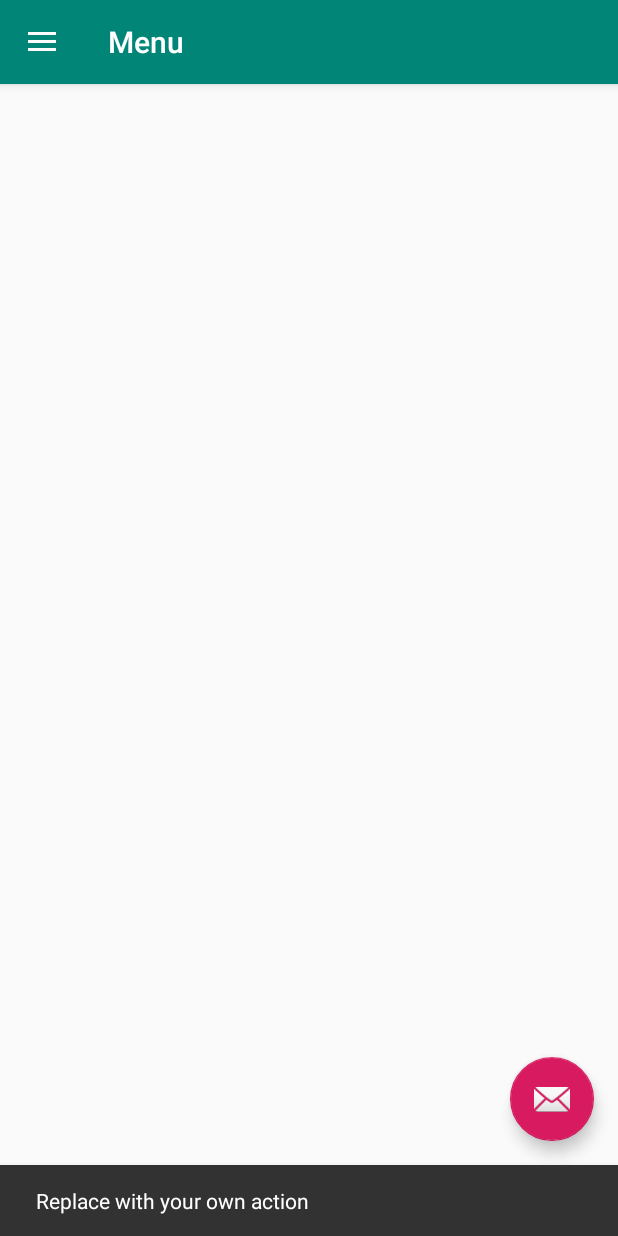
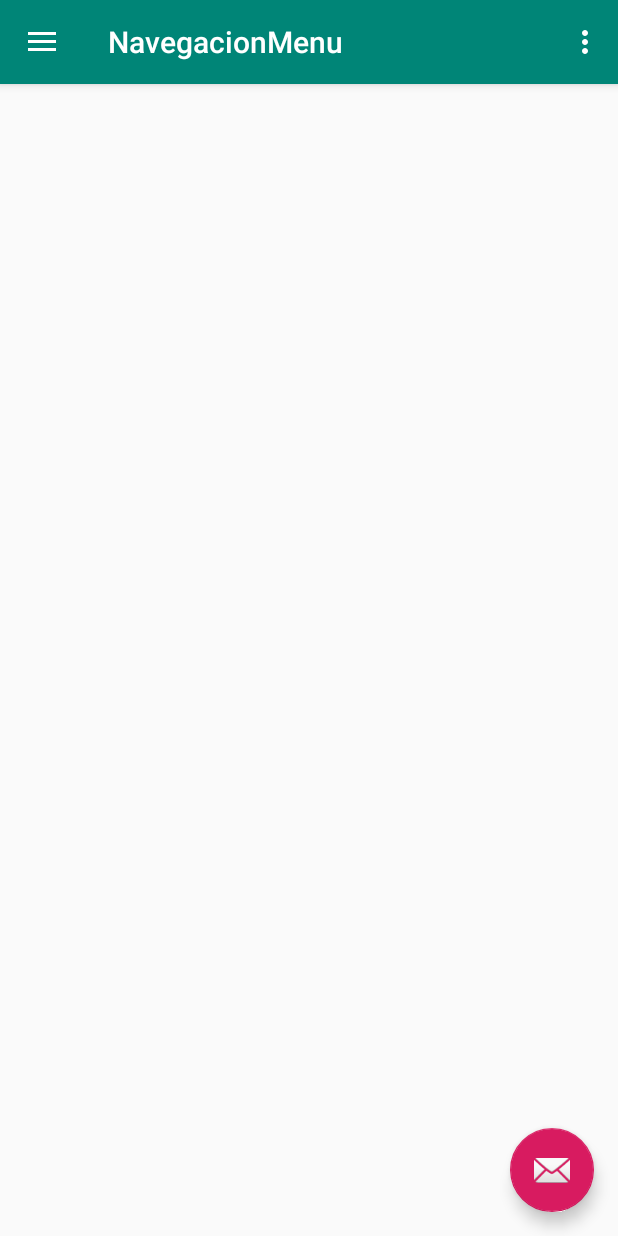
Before and after one commit to syz77/Eco_Life, an Android app: the NavegacionMenu screen opened directly, with no data from a screen before it, in the side drawer, after a tap on "Gallery", on a phone screen of 412 x 824 dp. Run offline under Robolectric (Android 15) with nearby library versions, the phone set to English and light mode, and no system bars.

Commit message:
Ya se arreglo parece

```diff
--- a/app/src/main/java/com/laguna/sergio/ecolife/Login.java
+++ b/app/src/main/java/com/laguna/sergio/ecolife/Login.java
@@ -3,6 +3,7 @@
 import android.content.Intent;
 import android.support.v7.app.AppCompatActivity;
 import android.os.Bundle;
+import android.view.KeyEvent;
 import android.view.View;
 import android.widget.Button;
 import android.widget.EditText;
@@ -36,7 +37,7 @@
                                                                int r=con.objJson(res);
 
                                                                if (r>0){
-                                                                   Intent i= new Intent(Login.this,Menu.class);
+                                                                   Intent i= new Intent(Login.this,NavegacionMenu.class);
                                                                    startActivity(i);
                                                                    Toast.makeText(getApplicationContext(),res, Toast.LENGTH_SHORT).show();
                                                                }else{
@@ -54,5 +55,12 @@
 
     }
 
+    @Override
+    public boolean onKeyDown(int keyCode, KeyEvent event) {
+        if ((keyCode == KeyEvent.KEYCODE_BACK)) {
+            //Acción
+        }
+        return false;
+    }
 
 }
--- a/app/src/main/java/com/laguna/sergio/ecolife/Menu.java
+++ b/app/src/main/java/com/laguna/sergio/ecolife/NavegacionMenu.java
@@ -10,15 +10,16 @@
 import android.support.v7.app.ActionBarDrawerToggle;
 import android.support.v7.app.AppCompatActivity;
 import android.support.v7.widget.Toolbar;
+import android.view.Menu;
 import android.view.MenuItem;
 
-public class Menu extends AppCompatActivity
+public class NavegacionMenu extends AppCompatActivity
         implements NavigationView.OnNavigationItemSelectedListener {
 
     @Override
     protected void onCreate(Bundle savedInstanceState) {
         super.onCreate(savedInstanceState);
-        setContentView(R.layout.activity_principal_menu);
+        setContentView(R.layout.activity_navegacion_menu);
         Toolbar toolbar = (Toolbar) findViewById(R.id.toolbar);
         setSupportActionBar(toolbar);
 
@@ -54,10 +55,9 @@
     @Override
     public boolean onCreateOptionsMenu(Menu menu) {
         // Inflate the menu; this adds items to the action bar if it is present.
-        getMenuInflater().inflate(R.menu.principal_menu, menu);
+        getMenuInflater().inflate(R.menu.navegacion_menu, menu);
         return true;
     }
-
 
     @Override
     public boolean onOptionsItemSelected(MenuItem item) {
--- a/app/src/main/res/layout/activity_principal_menu.xml
+++ b/app/src/main/res/layout/activity_navegacion_menu.xml
@@ -9,7 +9,7 @@
     tools:openDrawer="start">
 
     <include
-        layout="@layout/app_bar_menu"
+        layout="@layout/app_bar_navegacion_menu"
         android:layout_width="match_parent"
         android:layout_height="match_parent" />
 
@@ -19,7 +19,7 @@
         android:layout_height="match_parent"
         android:layout_gravity="start"
         android:fitsSystemWindows="true"
-        app:headerLayout="@layout/nav_header_menu"
-        app:menu="@menu/activity_menu_drawer" />
+        app:headerLayout="@layout/nav_header_navegacion_menu"
+        app:menu="@menu/activity_navegacion_menu_drawer" />
 
 </android.support.v4.widget.DrawerLayout>
--- a/app/src/main/res/layout/app_bar_menu.xml
+++ b/app/src/main/res/layout/app_bar_navegacion_menu.xml
@@ -4,7 +4,7 @@
     xmlns:tools="http://schemas.android.com/tools"
     android:layout_width="match_parent"
     android:layout_height="match_parent"
-    tools:context=".Menu">
+    tools:context=".NavegacionMenu">
 
     <android.support.design.widget.AppBarLayout
         android:layout_width="match_parent"
@@ -20,7 +20,7 @@
 
     </android.support.design.widget.AppBarLayout>
 
-    <include layout="@layout/content_menu" />
+    <include layout="@layout/content_navegacion_menu" />
 
     <android.support.design.widget.FloatingActionButton
         android:id="@+id/fab"
--- a/app/src/main/res/layout/content_menu.xml
+++ b/app/src/main/res/layout/content_navegacion_menu.xml
@@ -5,7 +5,7 @@
     android:layout_width="match_parent"
     android:layout_height="match_parent"
     app:layout_behavior="@string/appbar_scrolling_view_behavior"
-    tools:context=".Menu"
-    tools:showIn="@layout/app_bar_menu">
+    tools:context=".NavegacionMenu"
+    tools:showIn="@layout/app_bar_navegacion_menu">
 
 </android.support.constraint.ConstraintLayout>
--- a/app/src/main/res/values/strings.xml
+++ b/app/src/main/res/values/strings.xml
@@ -12,4 +12,5 @@
     <string name="login_nombre">Usuario</string>
     <string name="login_pass">Contraseña</string>
     <string name="login_ini">Iniciar</string>
+    <string name="title_activity_navegacion_menu">NavegacionMenu</string>
 </resources>
```
Also changed, not shown: app/src/main/AndroidManifest.xml (+5 -5 lines), app/src/main/java/com/laguna/sergio/ecolife/MainActivity.java (+20 -0 lines), app/src/main/res/layout/activity_login.xml (+21 -2 lines), app/src/main/res/layout/activity_main.xml (+8 -0 lines), app/src/main/res/values-v21/styles.xml (+5 -5 lines), app/src/main/res/drawable-v21/ecologo.jpg (added), app/src/main/res/layout/nav_header_navegacion_menu.xml (renamed from app/src/main/res/layout/nav_header_menu.xml), app/src/main/res/menu/activity_navegacion_menu_drawer.xml (renamed from app/src/main/res/menu/activity_menu_drawer.xml), app/src/main/res/menu/navegacion_menu.xml (renamed from app/src/main/res/menu/menu.xml).
